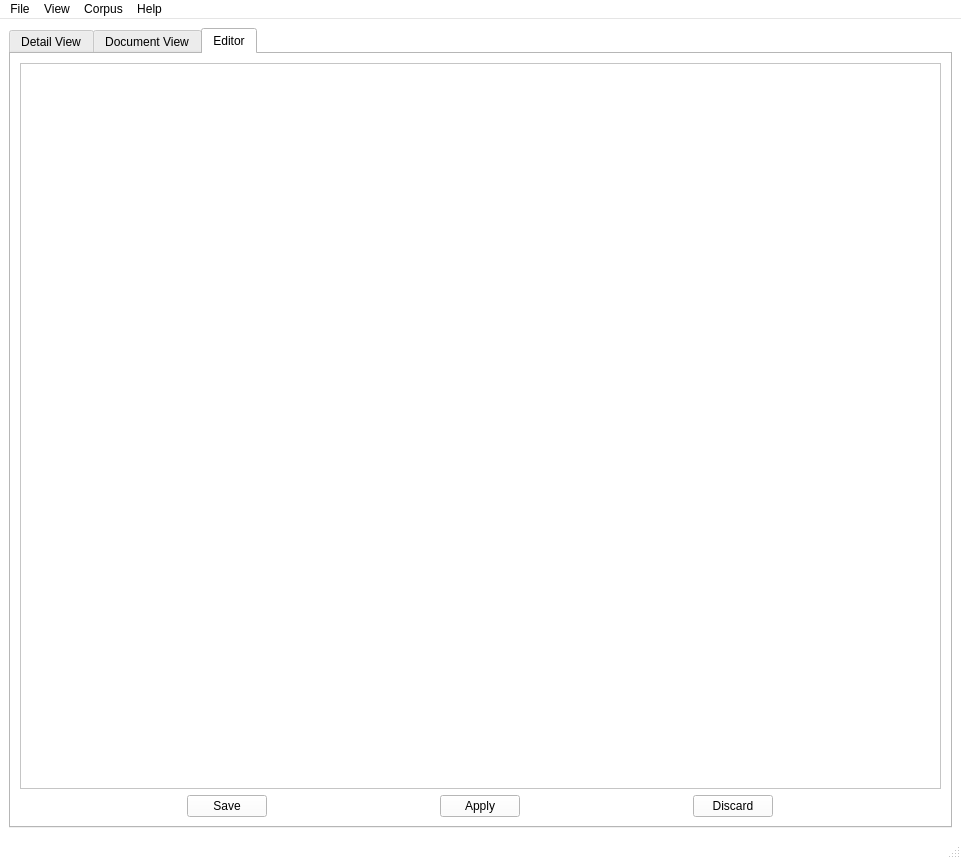
First picture: the form in src/ui/ui_files/testview2.ui, repository Zarnosch/AVaAoMDTV, before the edit.
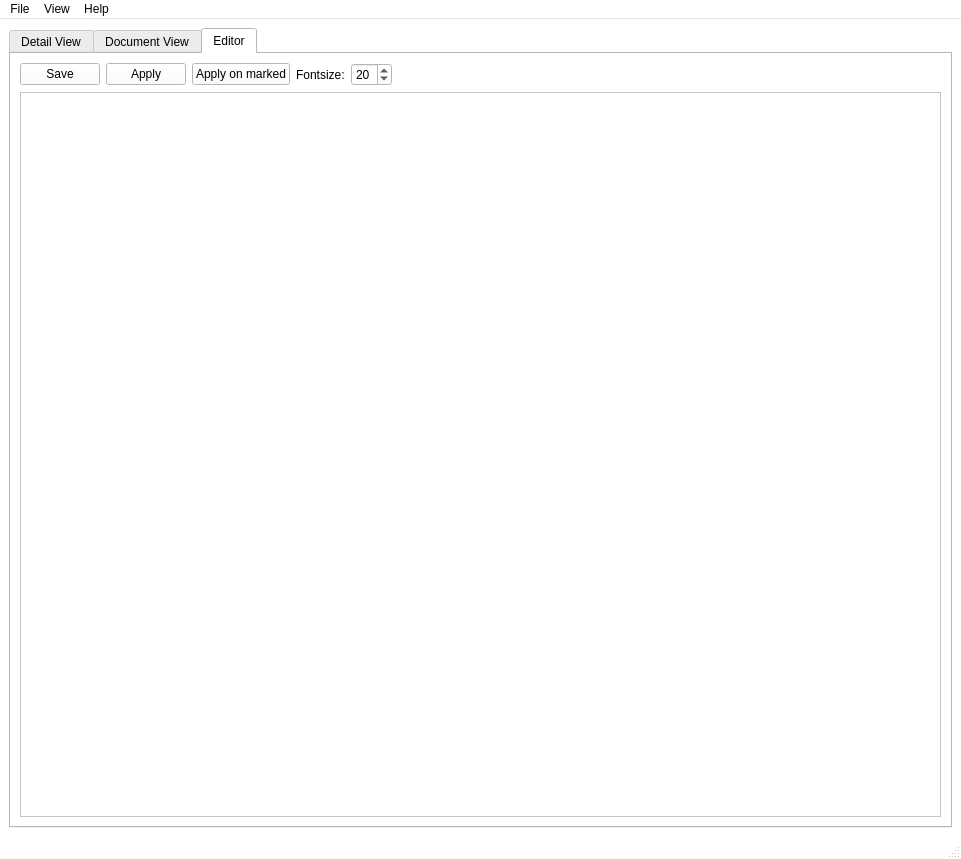
Second picture: the form after the edit.

Commit message: Only selected text in the editor will be analysed

```diff
--- a/src/ui/ui_files/testview2.ui
+++ b/src/ui/ui_files/testview2.ui
@@ -993,20 +993,6 @@
         <string>Editor</string>
        </attribute>
        <layout class="QVBoxLayout" name="verticalLayout_2">
-        <item>
-         <layout class="QHBoxLayout" name="horizontalLayout_2">
-          <item>
-           <widget class="QTextEdit" name="textEdit">
-            <property name="sizePolicy">
-             <sizepolicy hsizetype="Expanding" vsizetype="Expanding">
-              <horstretch>0</horstretch>
-              <verstretch>0</verstretch>
-             </sizepolicy>
-            </property>
-           </widget>
-          </item>
-         </layout>
-        </item>
         <item>
          <layout class="QHBoxLayout" name="horizontalLayout_3">
           <item>
@@ -1044,7 +1030,60 @@
              </sizepolicy>
             </property>
             <property name="text">
-             <string>Discard</string>
+             <string>Apply on marked</string>
+            </property>
+           </widget>
+          </item>
+          <item>
+           <widget class="QLabel" name="label_7">
+            <property name="sizePolicy">
+             <sizepolicy hsizetype="Fixed" vsizetype="Preferred">
+              <horstretch>0</horstretch>
+              <verstretch>0</verstretch>
+             </sizepolicy>
+            </property>
+            <property name="text">
+             <string>Fontsize:</string>
+            </property>
+           </widget>
+          </item>
+          <item>
+           <widget class="QSpinBox" name="spinBox">
+            <property name="sizePolicy">
+             <sizepolicy hsizetype="Fixed" vsizetype="Fixed">
+              <horstretch>0</horstretch>
+              <verstretch>0</verstretch>
+             </sizepolicy>
+            </property>
+            <property name="value">
+             <number>20</number>
+            </property>
+           </widget>
+          </item>
+          <item>
+           <spacer name="horizontalSpacer_3">
+            <property name="orientation">
+             <enum>Qt::Horizontal</enum>
+            </property>
+            <property name="sizeHint" stdset="0">
+             <size>
+              <width>40</width>
+              <height>20</height>
+             </size>
+            </property>
+           </spacer>
+          </item>
+         </layout>
+        </item>
+        <item>
+         <layout class="QHBoxLayout" name="horizontalLayout_2">
+          <item>
+           <widget class="QTextEdit" name="textEdit">
+            <property name="sizePolicy">
+             <sizepolicy hsizetype="Expanding" vsizetype="Expanding">
+              <horstretch>0</horstretch>
+              <verstretch>0</verstretch>
+             </sizepolicy>
             </property>
            </widget>
           </item>
@@ -1077,21 +1116,6 @@
     <addaction name="actionText_ffnen"/>
     <addaction name="actionSave"/>
    </widget>
-   <widget class="QMenu" name="menuCorpus_2">
-    <property name="title">
-     <string>Corpus</string>
-    </property>
-    <widget class="QMenu" name="menuBrown">
-     <property name="title">
-      <string>Brown</string>
-     </property>
-     <addaction name="actionThriller"/>
-     <addaction name="actionGesetzestexte"/>
-     <addaction name="actionNachrichten"/>
-    </widget>
-    <addaction name="menuBrown"/>
-    <addaction name="actionKinderb_cher"/>
-   </widget>
    <widget class="QMenu" name="menuHilfe">
     <property name="title">
      <string>Help</string>
@@ -1108,7 +1132,6 @@
    </widget>
    <addaction name="menuDatei"/>
    <addaction name="menuAnsicht"/>
-   <addaction name="menuCorpus_2"/>
    <addaction name="menuHilfe"/>
   </widget>
   <action name="actionText_ffnen">
```
Left out of the diff: 2 changed lines with no effect on the pictures. The commit also changes 2 other files.
